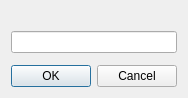
The window that client/libclient/src/ui/dialogs/common/input_dialog.ui (networkoptix/nx_open) describes before a commit, drawn with Qt 5.
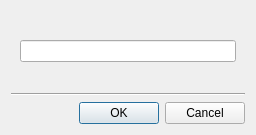
The same window after the commit. Custom widgets are drawn as their Qt base class.

Commit message:
VMS-2217: Fixed separator lines in many dialogs
<==== Mercurial data ====>
Branch: dev_3.0.0_gui

The edit to the form file:
```diff
--- a/client/libclient/src/ui/dialogs/common/input_dialog.ui
+++ b/client/libclient/src/ui/dialogs/common/input_dialog.ui
@@ -7,7 +7,7 @@
     <x>0</x>
     <y>0</y>
     <width>256</width>
-    <height>102</height>
+    <height>135</height>
    </rect>
   </property>
   <property name="windowTitle">
@@ -16,10 +16,10 @@
   <property name="modal">
    <bool>true</bool>
   </property>
+  <layout class="QVBoxLayout" name="verticalLayout_2">
+   <item>
+    <widget class="QWidget" name="widget" native="true">
   <layout class="QVBoxLayout" name="verticalLayout">
-   <property name="sizeConstraint">
-    <enum>QLayout::SetFixedSize</enum>
-   </property>
    <item>
     <widget class="QLabel" name="captionLabel">
      <property name="text">
@@ -32,6 +32,29 @@
    </item>
    <item>
     <widget class="QnWordWrappedLabel" name="errorLabel" native="true"/>
+      </item>
+     </layout>
+    </widget>
+   </item>
+   <item>
+    <spacer name="verticalSpacer">
+     <property name="orientation">
+      <enum>Qt::Vertical</enum>
+     </property>
+     <property name="sizeHint" stdset="0">
+      <size>
+       <width>20</width>
+       <height>40</height>
+      </size>
+     </property>
+    </spacer>
+   </item>
+   <item>
+    <widget class="Line" name="line">
+     <property name="orientation">
+      <enum>Qt::Horizontal</enum>
+     </property>
+    </widget>
    </item>
    <item>
     <widget class="QDialogButtonBox" name="buttonBox">
```
Lines whose indentation alone changed are shown as unchanged. The commit also changes 30 other files.
